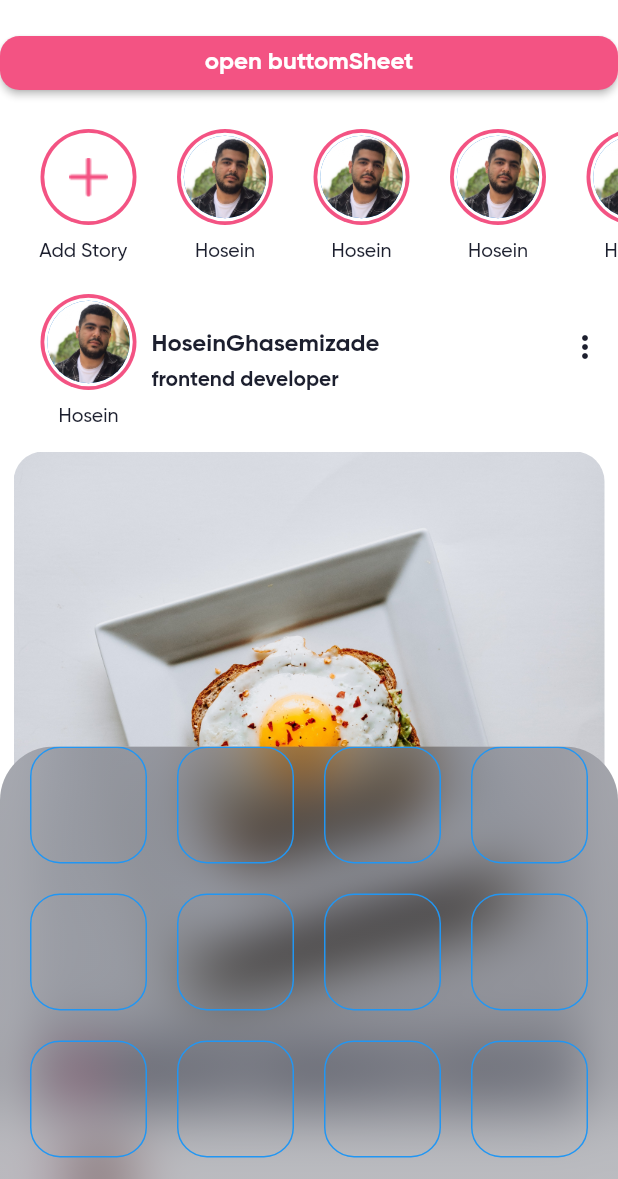
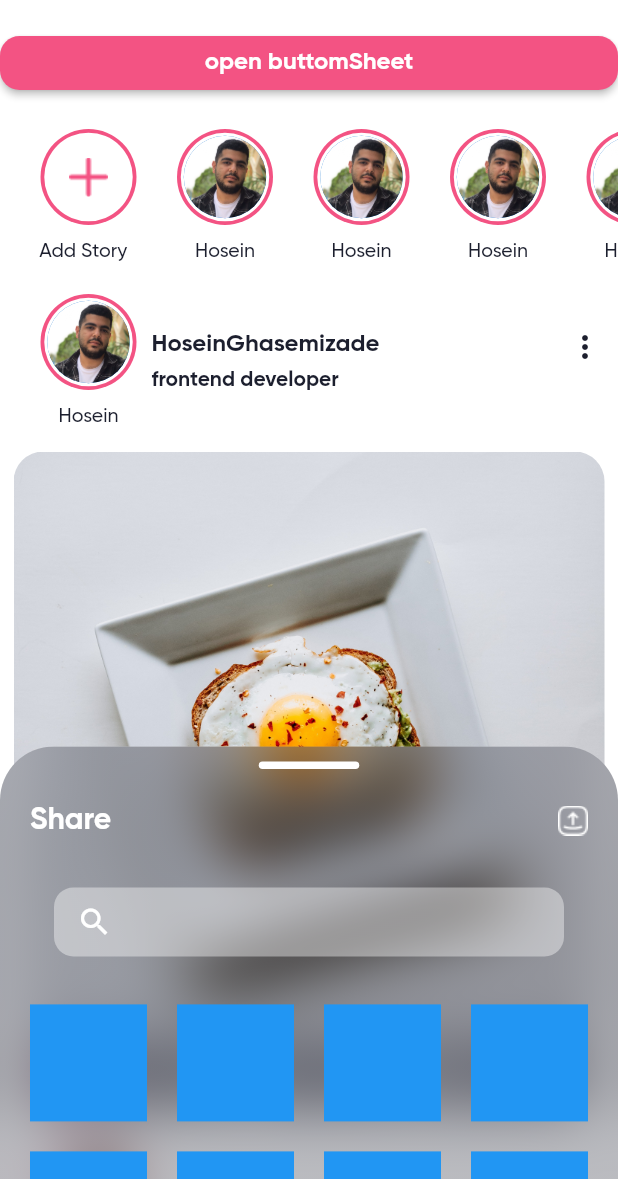
Before and after one commit to ghasemizade/instagram_clone, a Flutter app: the homePage screen opened directly, after a tap on "open buttomSheet", on a phone screen of 412 x 824 dp, the part 57-1236 px from its top. Run offline on Flutter 3.47's test engine with Material 2 defaults, Android fonts, the phone set to English and light mode, and no system bars.

Commit message:
update sheet bottom

```diff
--- a/instagram/lib/screens/shareBottomSheet.dart
+++ b/instagram/lib/screens/shareBottomSheet.dart
@@ -1,6 +1,7 @@
 import 'dart:ui';
 
 import 'package:flutter/material.dart';
+import 'package:flutter/painting.dart';
 
 class shareButtomSheet extends StatelessWidget {
   const shareButtomSheet({this.controller, Key? key}) : super(key: key);
@@ -38,26 +39,105 @@ class shareButtomSheet extends StatelessWidget {
   }
 
   Widget _getContent() {
-    return GridView.builder(
+    // return GridView.builder(
+    //   controller: controller,
+    //   gridDelegate: SliverGridDelegateWithFixedCrossAxisCount(
+    //     crossAxisSpacing: 20,
+    //     mainAxisSpacing: 20,
+    //     crossAxisCount: 4,
+    //   ),
+    //   itemBuilder: ((context, index) {
+    //     return GestureDetector(
+    //       onTap: () {
+    //         print('on tap me');
+    //       },
+    //       child: Container(
+    //         decoration: BoxDecoration(
+    //           border: Border.all(color: Colors.blue),
+    //           borderRadius: BorderRadius.circular(20.0),
+    //         ),
+    //       ),
+    //     );
+    //   }),
+    // );
+
+    return CustomScrollView(
       controller: controller,
-      gridDelegate: SliverGridDelegateWithFixedCrossAxisCount(
-        crossAxisSpacing: 20,
-        mainAxisSpacing: 20,
-        crossAxisCount: 4,
-      ),
-      itemBuilder: ((context, index) {
-        return GestureDetector(
-          onTap: () {
-            print('on tap me');
-          },
-          child: Container(
-            decoration: BoxDecoration(
-              border: Border.all(color: Colors.blue),
-              borderRadius: BorderRadius.circular(20.0),
-            ),
+      slivers: [
+        SliverToBoxAdapter(
+          child: Column(
+            children: [
+              Container(
+                height: 5,
+                width: 67,
+                margin: EdgeInsets.only(top: 10, bottom: 22),
+                decoration: BoxDecoration(
+                  color: Colors.white,
+                  borderRadius: BorderRadius.all(
+                    Radius.circular(20.0),
+                  ),
+                ),
+              ),
+              Row(
+                mainAxisAlignment: MainAxisAlignment.spaceBetween,
+                children: [
+                  Text(
+                    'Share',
+                    style: TextStyle(
+                      fontFamily: 'GB',
+                      fontSize: 20,
+                      color: Colors.white,
+                    ),
+                  ),
+                  Image(
+                    image:
+                        AssetImage('assets/Images/icon_share_bottomsheet.png'),
+                  ),
+                ],
+              ),
+              SizedBox(
+                height: 32,
+              ),
+              Container(
+                height: 46,
+                width: 340,
+                decoration: BoxDecoration(
+                  color: Color.fromRGBO(255, 255, 255, .4),
+                  borderRadius: BorderRadius.all(
+                    Radius.circular(13.0),
+                  ),
+                ),
+                child: Row(
+                  children: [
+                    SizedBox(
+                      width: 15.0,
+                    ),
+                    Icon(
+                      Icons.search,
+                      color: Colors.white,
+                    ),
+                  ],
+                ),
+              ),
+              SizedBox(
+                height: 32.0,
+              ),
+            ],
           ),
-        );
-      }),
+        ),
+        SliverGrid(
+          delegate: SliverChildBuilderDelegate((context, index) {
+            return Container(
+              color: Colors.blue,
+            );
+          }),
+          gridDelegate: SliverGridDelegateWithFixedCrossAxisCount(
+            crossAxisCount: 4,
+            crossAxisSpacing: 20,
+            mainAxisSpacing: 20,
+          ),
+        ),
+      ],
     );
   }
 }
```
